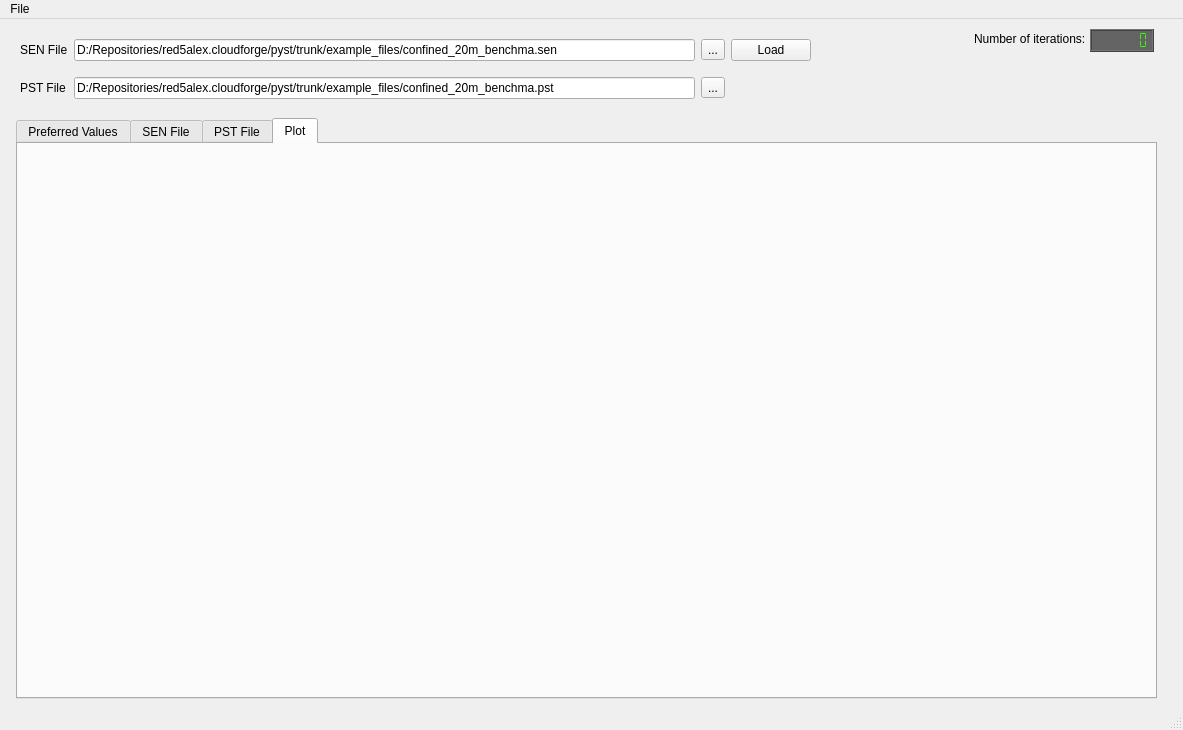
Old version of the form QtPyst/PIDashboard.ui in the repository red5alex/pyst.
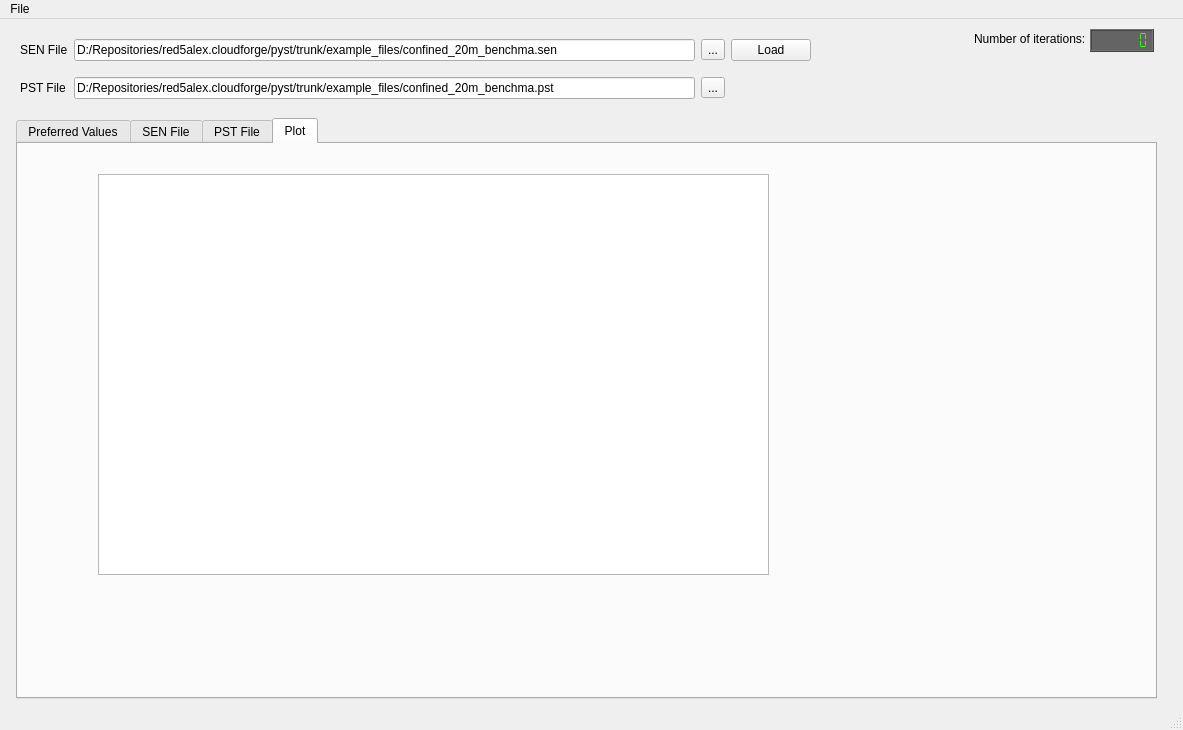
New version of the form.

```diff
--- a/QtPyst/PIDashboard.ui
+++ b/QtPyst/PIDashboard.ui
@@ -205,6 +205,16 @@
      <attribute name="title">
       <string>Plot</string>
      </attribute>
+     <widget class="QGraphicsView" name="graphicsView">
+      <property name="geometry">
+       <rect>
+        <x>80</x>
+        <y>30</y>
+        <width>671</width>
+        <height>401</height>
+       </rect>
+      </property>
+     </widget>
     </widget>
    </widget>
    <widget class="QLCDNumber" name="lcdNumberTotalRuns">
```
